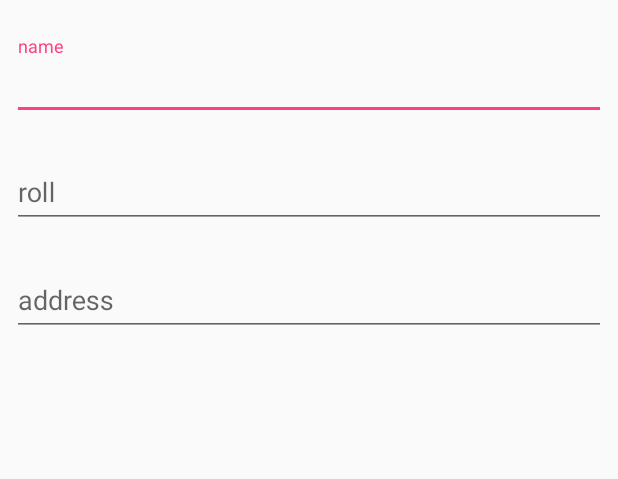
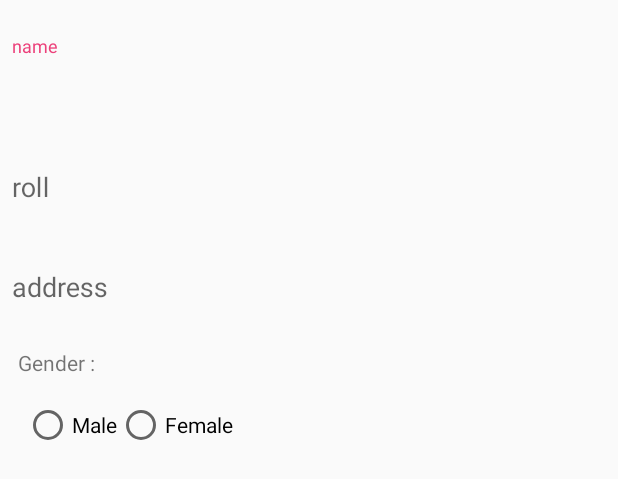
Before and after one commit to levirgon/student_manager, an Android app: the layout add_new_member.xml on its own in the app's theme, with its tools: preview values and no code run, on a phone screen of 412 x 824 dp. Shown: the top 479 px of the screen. Run offline under Robolectric (Android 15) with nearby library versions, the phone set to English and light mode, and no system bars.

Commit message:
almost done

```diff
--- a/app/build.gradle
+++ b/app/build.gradle
@@ -22,6 +22,7 @@ dependencies {
     implementation fileTree(dir: 'libs', include: ['*.jar'])
     implementation 'com.android.support:appcompat-v7:26.1.0'
     implementation 'com.android.support.constraint:constraint-layout:1.0.2'
+    implementation 'com.android.support:support-v4:26.1.0'
     testImplementation 'junit:junit:4.12'
     compile "android.arch.lifecycle:extensions:1.0.0"
     compile "android.arch.persistence.room:runtime:1.0.0"
@@ -30,5 +31,7 @@ dependencies {
     androidTestImplementation 'com.android.support.test:runner:1.0.1'
     androidTestImplementation 'com.android.support.test.espresso:espresso-core:3.0.1'
     implementation 'com.android.support:recyclerview-v7:26.1.0'
+    compile 'de.hdodenhof:circleimageview:2.1.0'
     implementation 'com.android.support:design:26.1.0'
+    implementation 'com.android.support:cardview-v7:26.1.0'
 }
--- a/app/src/main/AndroidManifest.xml
+++ b/app/src/main/AndroidManifest.xml
@@ -9,7 +9,7 @@
         android:roundIcon="@mipmap/ic_launcher_round"
         android:supportsRtl="true"
         android:theme="@style/AppTheme">
-        <activity android:name=".MainActivity">
+        <activity android:name=".activity.MainActivity">
             <intent-filter>
                 <action android:name="android.intent.action.MAIN" />
 
--- a/app/src/main/java/com/tutexp/student_details/dao/StudentDAO.java
+++ b/app/src/main/java/com/tutexp/student_details/dao/StudentDAO.java
@@ -6,7 +6,7 @@ import android.arch.persistence.room.Delete;
 import android.arch.persistence.room.Insert;
 import android.arch.persistence.room.Query;
 
-import com.tutexp.student_details.adapter.model.Student;
+import com.tutexp.student_details.model.Student;
 
 import java.util.List;
 
--- a/app/src/main/java/com/tutexp/student_details/database/AppDB.java
+++ b/app/src/main/java/com/tutexp/student_details/database/AppDB.java
@@ -5,7 +5,7 @@ import android.arch.persistence.room.Room;
 import android.arch.persistence.room.RoomDatabase;
 import android.content.Context;
 
-import com.tutexp.student_details.adapter.model.Student;
+import com.tutexp.student_details.model.Student;
 import com.tutexp.student_details.dao.StudentDAO;
 
 /**
--- a/app/src/main/java/com/tutexp/student_details/viewmodel/StudentListViewModel.java
+++ b/app/src/main/java/com/tutexp/student_details/viewmodel/StudentListViewModel.java
@@ -6,7 +6,7 @@ import android.arch.lifecycle.LiveData;
 import android.os.AsyncTask;
 import android.support.annotation.NonNull;
 
-import com.tutexp.student_details.adapter.model.Student;
+import com.tutexp.student_details.model.Student;
 import com.tutexp.student_details.database.AppDB;
 
 import java.util.List;
--- a/app/src/main/res/layout/activity_main.xml
+++ b/app/src/main/res/layout/activity_main.xml
@@ -2,9 +2,10 @@
 <android.support.constraint.ConstraintLayout xmlns:android="http://schemas.android.com/apk/res/android"
     xmlns:app="http://schemas.android.com/apk/res-auto"
     xmlns:tools="http://schemas.android.com/tools"
+    android:id="@+id/fragment_container"
     android:layout_width="match_parent"
     android:layout_height="match_parent"
-    tools:context="com.tutexp.student_details.MainActivity">
+    tools:context="com.tutexp.student_details.activity.MainActivity">
 
     <android.support.v7.widget.RecyclerView
         android:id="@+id/students_list"
--- a/app/src/main/res/layout/add_new_member.xml
+++ b/app/src/main/res/layout/add_new_member.xml
@@ -19,7 +19,8 @@
         <android.support.design.widget.TextInputEditText
             android:id="@+id/name_input"
             android:layout_width="match_parent"
-            android:layout_height="wrap_content"
+            android:layout_height="48dp"
+            android:background="@android:color/transparent"
             android:hint="name"
             android:inputType="textCapWords" />
     </android.support.design.widget.TextInputLayout>
@@ -30,7 +31,7 @@
         android:layout_height="wrap_content"
         android:layout_marginEnd="8dp"
         android:layout_marginStart="8dp"
-        android:layout_marginTop="16dp"
+        android:layout_marginTop="8dp"
         app:layout_constraintEnd_toEndOf="parent"
         app:layout_constraintStart_toStartOf="parent"
         app:layout_constraintTop_toBottomOf="@+id/textInputLayout">
@@ -38,29 +39,68 @@
         <android.support.design.widget.TextInputEditText
             android:id="@+id/roll_input"
             android:layout_width="match_parent"
-            android:layout_height="wrap_content"
+            android:layout_height="48dp"
+            android:background="@android:color/transparent"
             android:hint="roll"
             android:inputType="number" />
     </android.support.design.widget.TextInputLayout>
 
     <android.support.design.widget.TextInputLayout
+        android:id="@+id/textInputLayout3"
         android:layout_width="0dp"
         android:layout_height="wrap_content"
-        android:layout_marginBottom="32dp"
         android:layout_marginEnd="8dp"
         android:layout_marginStart="8dp"
-        android:layout_marginTop="16dp"
-        app:layout_constraintBottom_toBottomOf="parent"
+        android:layout_marginTop="8dp"
         app:layout_constraintEnd_toEndOf="parent"
         app:layout_constraintStart_toStartOf="parent"
-        app:layout_constraintTop_toBottomOf="@+id/textInputLayout2"
-        app:layout_constraintVertical_bias="0.0">
+        app:layout_constraintTop_toBottomOf="@+id/textInputLayout2">
 
         <android.support.design.widget.TextInputEditText
             android:id="@+id/address_input"
             android:layout_width="match_parent"
-            android:layout_height="wrap_content"
+            android:layout_height="48dp"
+            android:background="@android:color/transparent"
             android:hint="address"
             android:inputType="textPostalAddress" />
     </android.support.design.widget.TextInputLayout>
+
+    <TextView
+        android:id="@+id/textView"
+        android:layout_width="wrap_content"
+        android:layout_height="wrap_content"
+        android:layout_marginStart="4dp"
+        android:layout_marginTop="16dp"
+        android:text="Gender :"
+        app:layout_constraintStart_toStartOf="@+id/textInputLayout3"
+        app:layout_constraintTop_toBottomOf="@+id/textInputLayout3" />
+
+    <RadioGroup
+        android:id="@+id/gender_rad_group"
+        android:layout_width="wrap_content"
+        android:layout_height="wrap_content"
+        android:layout_marginBottom="32dp"
+        android:layout_marginStart="16dp"
+        android:layout_marginTop="16dp"
+        android:orientation="horizontal"
+        app:layout_constraintBottom_toBottomOf="parent"
+        app:layout_constraintLeft_toRightOf="@id/textView"
+        app:layout_constraintStart_toStartOf="parent"
+        app:layout_constraintTop_toBottomOf="@+id/textView"
+        app:layout_constraintVertical_bias="0.0">
+
+        <RadioButton
+            android:id="@+id/rb_male"
+            android:layout_width="wrap_content"
+            android:layout_height="wrap_content"
+            android:layout_weight="1"
+            android:text="Male" />
+
+        <RadioButton
+            android:id="@+id/rb_female"
+            android:layout_width="wrap_content"
+            android:layout_height="wrap_content"
+            android:layout_weight="1"
+            android:text="Female" />
+    </RadioGroup>
 </android.support.constraint.ConstraintLayout>
--- a/app/src/main/res/values/colors.xml
+++ b/app/src/main/res/values/colors.xml
@@ -1,6 +1,6 @@
 <?xml version="1.0" encoding="utf-8"?>
 <resources>
-    <color name="colorPrimary">#3F51B5</color>
-    <color name="colorPrimaryDark">#3F51B5</color>
-    <color name="colorAccent">#FF4081</color>
+    <color name="colorPrimary">#42a5f5</color>
+    <color name="colorPrimaryDark">#42a5f5</color>
+    <color name="colorAccent">#ec407a</color>
 </resources>
--- a/app/src/main/res/values/strings.xml
+++ b/app/src/main/res/values/strings.xml
@@ -1,3 +1,6 @@
 <resources>
-    <string name="app_name">TAPOSH ACADEMY</string>
+    <string name="app_name">Tutexp Academy</string>
+
+    <!-- TODO: Remove or change this placeholder text -->
+    <string name="hello_blank_fragment">Hello blank fragment</string>
 </resources>
```
Also changed, not shown: app/src/main/java/com/tutexp/student_details/activity/MainActivity.java (renamed from app/src/main/java/com/tutexp/student_details/MainActivity.java, +52 -11 lines), app/src/main/java/com/tutexp/student_details/adapter/StudentAdapter.java (+16 -2 lines), app/src/main/java/com/tutexp/student_details/fragment/DetailFragment.java (added, +101 -0 lines), app/src/main/java/com/tutexp/student_details/model/Student.java (renamed from app/src/main/java/com/tutexp/student_details/adapter/model/Student.java, +15 -3 lines), app/src/main/res/layout/fragment_detail.xml (added, +124 -0 lines), app/src/main/res/layout/student_item.xml (+9 -9 lines), app/src/main/res/drawable-xhdpi/baby.png (added), app/src/main/res/drawable-xhdpi/female_student.png (added), app/src/main/res/drawable-xhdpi/male_student.png (added), app/src/main/res/drawable-xhdpi/student_icon.png (deleted), app/src/main/res/drawable/student_cover.jpg (added).
